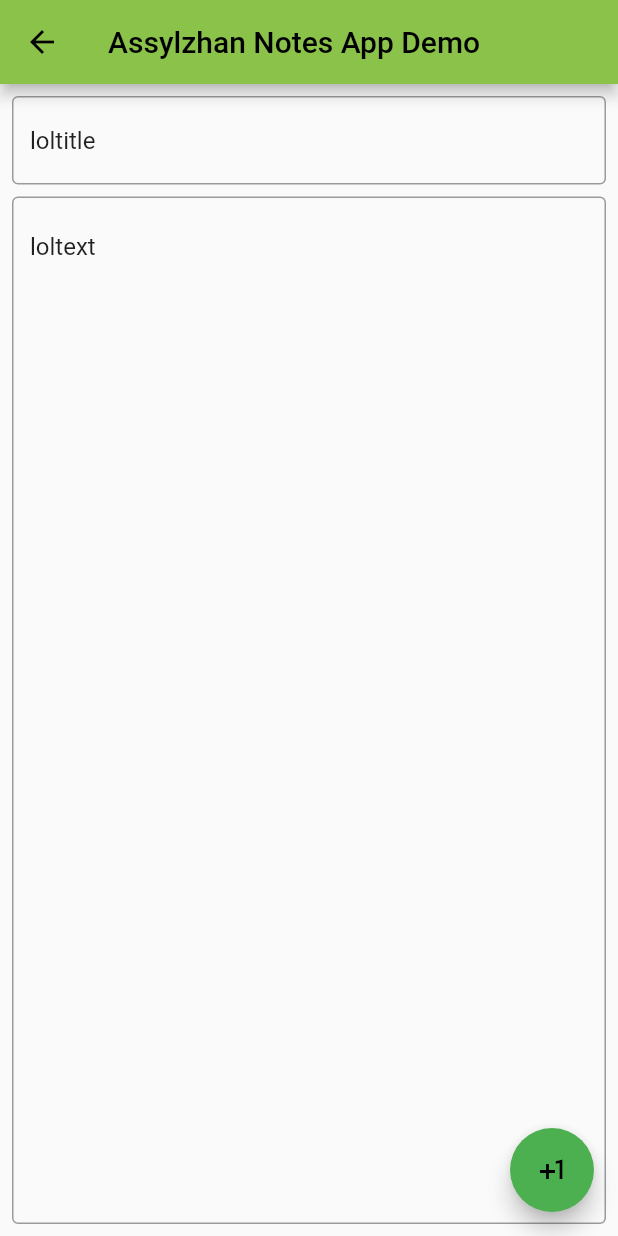
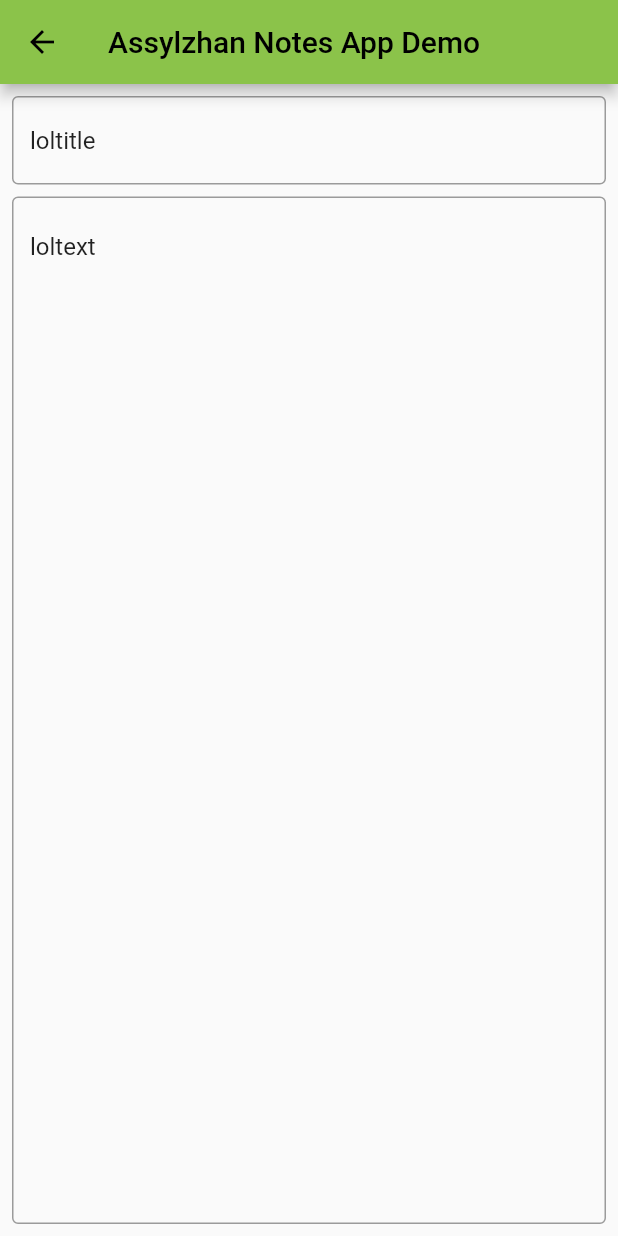
Before and after one commit to chuparts/asyl-notes-app, a Flutter app: the screen it shows after launch, after a tap on "loltitle", on a phone screen of 412 x 824 dp. Run offline on Flutter 3.47's test engine with Material 2 defaults, Android fonts, the phone set to English and light mode, and no system bars.

Commit message:
Made FAB disappear in Editor Page

```diff
--- a/lib/main.dart
+++ b/lib/main.dart
@@ -39,16 +39,17 @@ class _MyHomePageState extends State<MyHomePage> {
     return Scaffold(
         appBar: AppBar(
             title: Text(widget.title),
-            leading: currentNoteIndex >= 0
-                ? IconButton(
+            leading: currentNoteIndex < 0
+                ? const SizedBox.shrink()
+                : IconButton(
                     icon: const Icon(Icons.arrow_back),
                     onPressed: () => setState(() {
                       currentNoteIndex = -1;
                     }),
-                  )
-                : const SizedBox.shrink()),
-        floatingActionButton: FloatingActionButton(
-          // TODO: disappear in editor page
+                  )),
+        floatingActionButton: currentNoteIndex >= 0
+            ? null
+            : FloatingActionButton(
                 backgroundColor: Colors.green,
                 onPressed: () {
                   setState(() {
```
Lines whose indentation alone changed are shown as unchanged.
